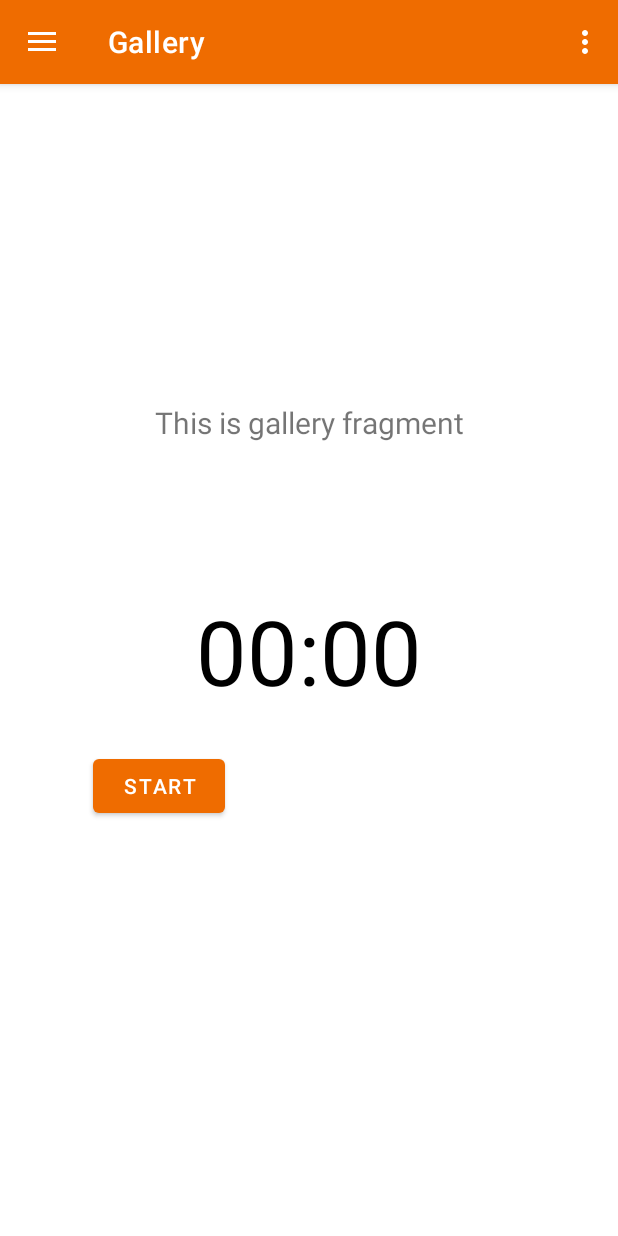
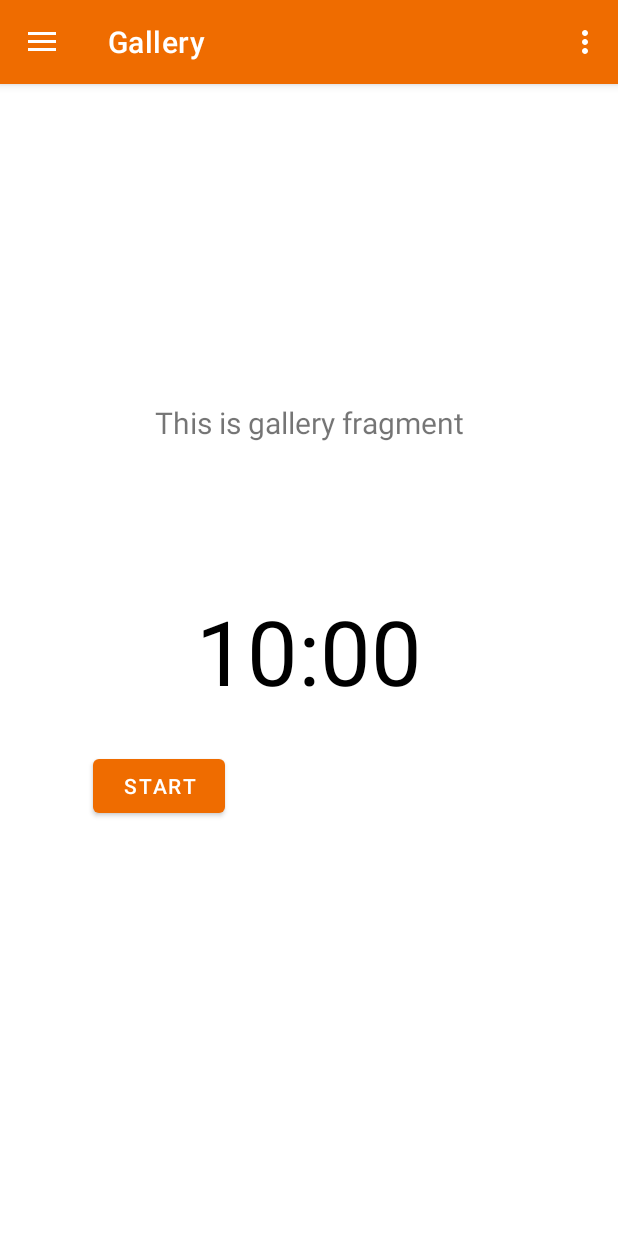
Before and after one commit to uliana-dzyoba/Toddo, an Android app: the screen it shows after launch (MainActivity), in the side drawer, after a tap on "Gallery", on a phone screen of 412 x 824 dp. Run offline under Robolectric (Android 15) with nearby library versions, the phone set to English and light mode, and no system bars; our stand-ins replace navigation-ui.

Commit message:
commit 2

```diff
--- a/Toddo/app/src/main/java/com/example/toddo/MainActivity.java
+++ b/Toddo/app/src/main/java/com/example/toddo/MainActivity.java
@@ -49,7 +49,7 @@ public class MainActivity extends AppCompatActivity{
         // Passing each menu ID as a set of Ids because each
         // menu should be considered as top level destinations.
         mAppBarConfiguration = new AppBarConfiguration.Builder(
-                R.id.nav_home, R.id.nav_gallery, R.id.nav_slideshow)
+                R.id.nav_inbox, R.id.nav_gallery, R.id.nav_slideshow)
                 .setDrawerLayout(drawer)
                 .build();
         NavController navController = Navigation.findNavController(this, R.id.nav_host_fragment);
--- a/Toddo/app/src/main/java/com/example/toddo/ui/gallery/GalleryFragment.java
+++ b/Toddo/app/src/main/java/com/example/toddo/ui/gallery/GalleryFragment.java
@@ -24,13 +24,13 @@ import java.util.Locale;
 public class GalleryFragment extends Fragment {
 
     private GalleryViewModel galleryViewModel;
-//    private static final long START_TIME_IN_MILLIS = 600000;
-//    private TextView mTextViewCountDown;
-//    private Button mButtonStartPause;
-//    private Button mButtonReset;
-//    private CountDownTimer mCountDownTimer;
-//    private boolean mTimerRunning;
-//    private long mTimeLeftInMillis = START_TIME_IN_MILLIS;
+    private static final long START_TIME_IN_MILLIS = 600000;
+    private TextView mTextViewCountDown;
+    private Button mButtonStartPause;
+    private Button mButtonReset;
+    private CountDownTimer mCountDownTimer;
+    private boolean mTimerRunning;
+    private long mTimeLeftInMillis = START_TIME_IN_MILLIS;
 
     public View onCreateView(@NonNull LayoutInflater inflater,
                              ViewGroup container, Bundle savedInstanceState) {
@@ -44,26 +44,26 @@ public class GalleryFragment extends Fragment {
                 textView.setText(s);
             }
         });
-//        mTextViewCountDown = root.findViewById(R.id.text_view_countdown);
-//        mButtonStartPause = root.findViewById(R.id.button_start_pause);
-//        mButtonReset = root.findViewById(R.id.button_reset);
-//        mButtonStartPause.setOnClickListener(new View.OnClickListener() {
-//            @Override
-//            public void onClick(View v) {
-//                if (mTimerRunning) {
-//                    pauseTimer();
-//                } else {
-//                    startTimer();
-//                }
-//            }
-//        });
-//        mButtonReset.setOnClickListener(new View.OnClickListener() {
-//            @Override
-//            public void onClick(View v) {
-//                resetTimer();
-//            }
-//        });
-//        updateCountDownText();
+        mTextViewCountDown = root.findViewById(R.id.text_view_countdown);
+        mButtonStartPause = root.findViewById(R.id.button_start_pause);
+        mButtonReset = root.findViewById(R.id.button_reset);
+        mButtonStartPause.setOnClickListener(new View.OnClickListener() {
+            @Override
+            public void onClick(View v) {
+                if (mTimerRunning) {
+                    pauseTimer();
+                } else {
+                    startTimer();
+                }
+            }
+        });
+        mButtonReset.setOnClickListener(new View.OnClickListener() {
+            @Override
+            public void onClick(View v) {
+                resetTimer();
+            }
+        });
+        updateCountDownText();
         return root;
     }
 
@@ -93,41 +93,41 @@ public class GalleryFragment extends Fragment {
 //        updateCountDownText();
 //    }
 
-//    private void startTimer() {
-//        mCountDownTimer = new CountDownTimer(mTimeLeftInMillis, 1000) {
-//            @Override
-//            public void onTick(long millisUntilFinished) {
-//                mTimeLeftInMillis = millisUntilFinished;
-//                updateCountDownText();
-//            }
-//            @Override
-//            public void onFinish() {
-//                mTimerRunning = false;
-//                mButtonStartPause.setText("Start");
-//                mButtonStartPause.setVisibility(View.INVISIBLE);
-//                mButtonReset.setVisibility(View.VISIBLE);
-//            }
-//        }.start();
-//        mTimerRunning = true;
-//        mButtonStartPause.setText("pause");
-//        mButtonReset.setVisibility(View.INVISIBLE);
-//    }
-//    private void pauseTimer() {
-//        mCountDownTimer.cancel();
-//        mTimerRunning = false;
-//        mButtonStartPause.setText("Start");
-//        mButtonReset.setVisibility(View.VISIBLE);
-//    }
-//    private void resetTimer() {
-//        mTimeLeftInMillis = START_TIME_IN_MILLIS;
-//        updateCountDownText();
-//        mButtonReset.setVisibility(View.INVISIBLE);
-//        mButtonStartPause.setVisibility(View.VISIBLE);
-//    }
-//    private void updateCountDownText() {
-//        int minutes = (int) (mTimeLeftInMillis / 1000) / 60;
-//        int seconds = (int) (mTimeLeftInMillis / 1000) % 60;
-//        String timeLeftFormatted = String.format(Locale.getDefault(), "%02d:%02d", minutes, seconds);
-//        mTextViewCountDown.setText(timeLeftFormatted);
-//    }
+    private void startTimer() {
+        mCountDownTimer = new CountDownTimer(mTimeLeftInMillis, 1000) {
+            @Override
+            public void onTick(long millisUntilFinished) {
+                mTimeLeftInMillis = millisUntilFinished;
+                updateCountDownText();
+            }
+            @Override
+            public void onFinish() {
+                mTimerRunning = false;
+                mButtonStartPause.setText("Start");
+                mButtonStartPause.setVisibility(View.INVISIBLE);
+                mButtonReset.setVisibility(View.VISIBLE);
+            }
+        }.start();
+        mTimerRunning = true;
+        mButtonStartPause.setText("pause");
+        mButtonReset.setVisibility(View.INVISIBLE);
+    }
+    private void pauseTimer() {
+        mCountDownTimer.cancel();
+        mTimerRunning = false;
+        mButtonStartPause.setText("Start");
+        mButtonReset.setVisibility(View.VISIBLE);
+    }
+    private void resetTimer() {
+        mTimeLeftInMillis = START_TIME_IN_MILLIS;
+        updateCountDownText();
+        mButtonReset.setVisibility(View.INVISIBLE);
+        mButtonStartPause.setVisibility(View.VISIBLE);
+    }
+    private void updateCountDownText() {
+        int minutes = (int) (mTimeLeftInMillis / 1000) / 60;
+        int seconds = (int) (mTimeLeftInMillis / 1000) % 60;
+        String timeLeftFormatted = String.format(Locale.getDefault(), "%02d:%02d", minutes, seconds);
+        mTextViewCountDown.setText(timeLeftFormatted);
+    }
 }
--- a/Toddo/app/src/main/res/menu/activity_main_drawer.xml
+++ b/Toddo/app/src/main/res/menu/activity_main_drawer.xml
@@ -4,14 +4,14 @@
     tools:showIn="navigation_view">
 
     <group android:checkableBehavior="single">
+        <item
+            android:id="@+id/nav_inbox"
+            android:icon="@drawable/ic_menu_camera"
+            android:title="@string/menu_inbox" />
 <!--        <item-->
-<!--            android:id="@+id/nav_inbox"-->
+<!--            android:id="@+id/nav_home"-->
 <!--            android:icon="@drawable/ic_menu_camera"-->
-<!--            android:title="@string/menu_inbox" />-->
-        <item
-            android:id="@+id/nav_home"
-            android:icon="@drawable/ic_menu_camera"
-            android:title="@string/menu_home" />
+<!--            android:title="@string/menu_home" />-->
         <item
             android:id="@+id/nav_gallery"
             android:icon="@drawable/ic_menu_gallery"
--- a/Toddo/app/src/main/res/navigation/mobile_navigation.xml
+++ b/Toddo/app/src/main/res/navigation/mobile_navigation.xml
@@ -3,19 +3,19 @@
     xmlns:app="http://schemas.android.com/apk/res-auto"
     xmlns:tools="http://schemas.android.com/tools"
     android:id="@+id/mobile_navigation"
-    app:startDestination="@+id/nav_home">
+    app:startDestination="@+id/nav_inbox">
+
+    <fragment
+        android:id="@+id/nav_inbox"
+        android:name="com.example.toddo.InboxFragment"
+        android:label="@string/menu_inbox"
+        tools:layout="@layout/fragment_inbox" />
 
 <!--    <fragment-->
 <!--        android:id="@+id/nav_home"-->
-<!--        android:name="com.example.toddo.InboxFragment"-->
-<!--        android:label="@string/menu_inbox"-->
-<!--        tools:layout="@layout/fragment_inbox" />-->
-
-    <fragment
-        android:id="@+id/nav_home"
-        android:name="com.example.toddo.ui.home.HomeFragment"
-        android:label="@string/menu_home"
-        tools:layout="@layout/fragment_home" />
+<!--        android:name="com.example.toddo.ui.home.HomeFragment"-->
+<!--        android:label="@string/menu_home"-->
+<!--        tools:layout="@layout/fragment_home" />-->
 
     <fragment
         android:id="@+id/nav_gallery"
```
